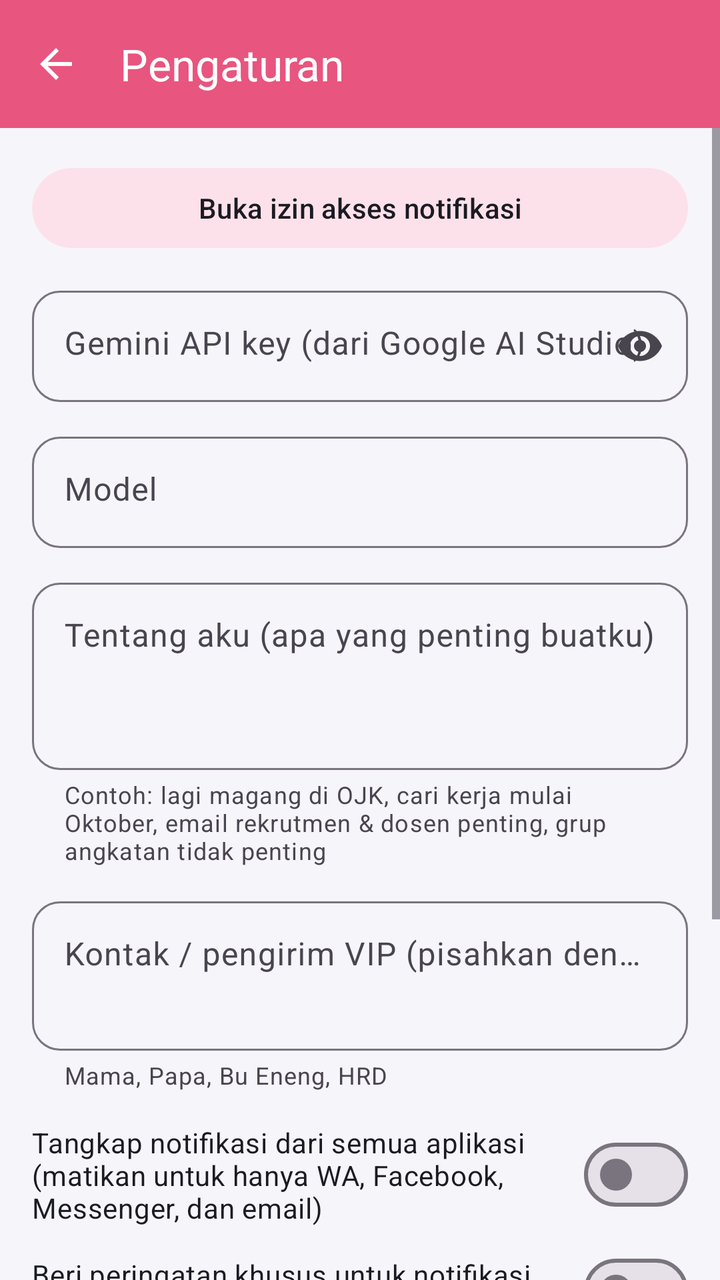
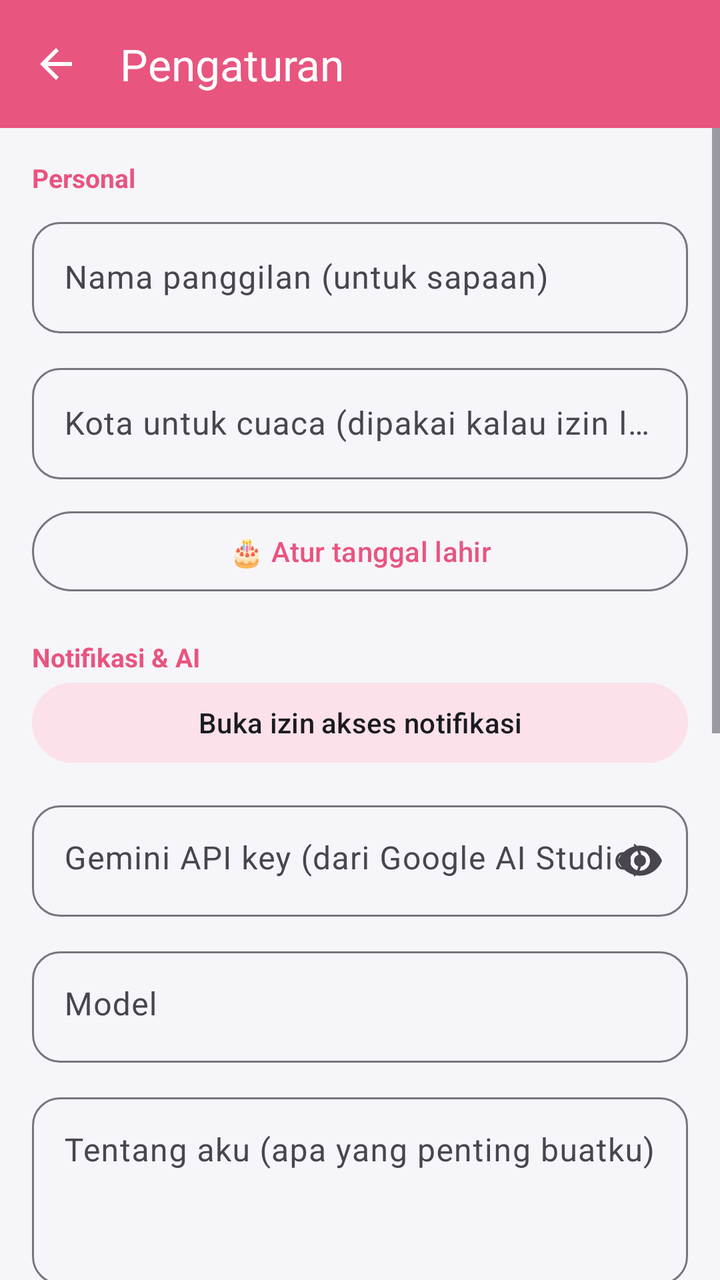

The first picture is an Android layout as it rendered before a commit; the second is the same layout after the commit. The layout source and the unified diff follow.
<!-- AndroidManifest.xml: application theme Theme.NotifHub -->
<!-- res/layout/activity_settings.xml -->
<?xml version="1.0" encoding="utf-8"?>
<LinearLayout xmlns:android="http://schemas.android.com/apk/res/android"
    xmlns:app="http://schemas.android.com/apk/res-auto"
    android:layout_width="match_parent"
    android:layout_height="match_parent"
    android:background="@color/bg"
    android:orientation="vertical">

    <com.google.android.material.appbar.MaterialToolbar
        android:id="@+id/toolbar"
        android:layout_width="match_parent"
        android:layout_height="?attr/actionBarSize"
        android:background="@color/header_start"
        app:navigationIcon="@drawable/ic_back"
        app:title="Pengaturan"
        app:titleTextColor="#FFFFFF" />

    <ScrollView
        android:layout_width="match_parent"
        android:layout_height="match_parent">

    <LinearLayout
        android:layout_width="match_parent"
        android:layout_height="wrap_content"
        android:orientation="vertical"
        android:padding="16dp">

        <com.google.android.material.button.MaterialButton
            android:id="@+id/btn_access"
            style="@style/Widget.Material3.Button.TonalButton"
            android:layout_width="match_parent"
            android:layout_height="wrap_content"
            android:text="Buka izin akses notifikasi" />

        <com.google.android.material.textfield.TextInputLayout
            style="@style/Widget.Material3.TextInputLayout.OutlinedBox"
            android:layout_width="match_parent"
            android:layout_height="wrap_content"
            android:layout_marginTop="12dp"
            android:hint="Gemini API key (dari Google AI Studio)"
            app:boxCornerRadiusBottomEnd="14dp"
            app:boxCornerRadiusBottomStart="14dp"
            app:boxCornerRadiusTopEnd="14dp"
            app:boxCornerRadiusTopStart="14dp"
            app:endIconMode="password_toggle">

            <com.google.android.material.textfield.TextInputEditText
                android:id="@+id/api_key"
                android:layout_width="match_parent"
                android:layout_height="wrap_content"
                android:gravity="top"
                android:importantForAutofill="no"
                android:inputType="textPassword"
                android:minLines="1" />
        </com.google.android.material.textfield.TextInputLayout>

        <com.google.android.material.textfield.TextInputLayout
            style="@style/Widget.Material3.TextInputLayout.OutlinedBox"
            android:layout_width="match_parent"
            android:layout_height="wrap_content"
            android:layout_marginTop="12dp"
            android:hint="Model"
            app:boxCornerRadiusBottomEnd="14dp"
            app:boxCornerRadiusBottomStart="14dp"
            app:boxCornerRadiusTopEnd="14dp"
            app:boxCornerRadiusTopStart="14dp">

            <com.google.android.material.textfield.TextInputEditText
                android:id="@+id/model"
                android:layout_width="match_parent"
                android:layout_height="wrap_content"
                android:gravity="top"
                android:importantForAutofill="no"
                android:inputType="text"
                android:minLines="1" />
        </com.google.android.material.textfield.TextInputLayout>

        <com.google.android.material.textfield.TextInputLayout
            style="@style/Widget.Material3.TextInputLayout.OutlinedBox"
            android:layout_width="match_parent"
            android:layout_height="wrap_content"
            android:layout_marginTop="12dp"
            android:hint="Tentang aku (apa yang penting buatku)"
            app:boxCornerRadiusBottomEnd="14dp"
            app:boxCornerRadiusBottomStart="14dp"
            app:boxCornerRadiusTopEnd="14dp"
            app:boxCornerRadiusTopStart="14dp"
            app:helperText="Contoh: lagi magang di OJK, cari kerja mulai Oktober, email rekrutmen &amp; dosen penting, grup angkatan tidak penting">

            <com.google.android.material.textfield.TextInputEditText
                android:id="@+id/about"
                android:layout_width="match_parent"
                android:layout_height="wrap_content"
                android:gravity="top"
                android:importantForAutofill="no"
                android:inputType="textMultiLine|textCapSentences"
                android:minLines="3" />
        </com.google.android.material.textfield.TextInputLayout>

        <com.google.android.material.textfield.TextInputLayout
            style="@style/Widget.Material3.TextInputLayout.OutlinedBox"
            android:layout_width="match_parent"
            android:layout_height="wrap_content"
            android:layout_marginTop="12dp"
            android:hint="Kontak / pengirim VIP (pisahkan dengan koma)"
            app:boxCornerRadiusBottomEnd="14dp"
            app:boxCornerRadiusBottomStart="14dp"
            app:boxCornerRadiusTopEnd="14dp"
            app:boxCornerRadiusTopStart="14dp"
            app:helperText="Mama, Papa, Bu Eneng, HRD">

            <com.google.android.material.textfield.TextInputEditText
                android:id="@+id/vip"
                android:layout_width="match_parent"
                android:layout_height="wrap_content"
                android:gravity="top"
                android:importantForAutofill="no"
                android:inputType="textMultiLine"
                android:minLines="2" />
        </com.google.android.material.textfield.TextInputLayout>

        <com.google.android.material.materialswitch.MaterialSwitch
            android:id="@+id/sw_all"
            android:layout_width="match_parent"
            android:layout_height="wrap_content"
            android:layout_marginTop="16dp"
            android:text="Tangkap notifikasi dari semua aplikasi (matikan untuk hanya WA, Facebook, Messenger, dan email)"
            android:textColor="@color/text_primary" />

        <com.google.android.material.materialswitch.MaterialSwitch
            android:id="@+id/sw_alert"
            android:layout_width="match_parent"
            android:layout_height="wrap_content"
            android:layout_marginTop="8dp"
            android:text="Beri peringatan khusus untuk notifikasi URGENT"
            android:textColor="@color/text_primary" />

        <com.google.android.material.button.MaterialButton
            android:id="@+id/btn_save"
            android:layout_width="match_parent"
            android:layout_height="wrap_content"
            android:layout_marginTop="20dp"
            android:text="Simpan" />

        <com.google.android.material.button.MaterialButton
            android:id="@+id/btn_test"
            style="@style/Widget.Material3.Button.OutlinedButton"
            android:layout_width="match_parent"
            android:layout_height="wrap_content"
            android:text="Tes koneksi Gemini" />

        <TextView
            android:id="@+id/status"
            android:layout_width="match_parent"
            android:layout_height="wrap_content"
            android:layout_marginTop="8dp"
            android:textColor="@color/text_primary"
            android:textIsSelectable="true" />

        <TextView
            android:layout_width="match_parent"
            android:layout_height="wrap_content"
            android:layout_marginTop="16dp"
            android:text="Catatan privasi: isi notifikasi (termasuk kode OTP) dikirim ke Google Gemini untuk dipilah. Tanpa API key, aplikasi memakai aturan kata kunci sederhana dan tidak mengirim apa pun."
            android:textColor="@color/text_secondary"
            android:textSize="12sp" />
    </LinearLayout>
    </ScrollView>
</LinearLayout>
<!-- resources referenced by this layout -->
<resources>
  <color name="bg">#F6F5FA</color>
  <color name="header_start">#E8557F</color>
  <color name="text_primary">#1B1B22</color>
  <color name="text_secondary">#6B6B78</color>
  <!-- drawable ic_back (drawable) -->
  <?xml version="1.0" encoding="utf-8"?>
  <vector xmlns:android="http://schemas.android.com/apk/res/android"
      android:width="24dp"
      android:height="24dp"
      android:viewportWidth="24"
      android:viewportHeight="24">
      <path
          android:fillColor="#FFFFFFFF"
          android:pathData="M20,11H7.83l5.59,-5.59L12,4l-8,8 8,8 1.41,-1.41L7.83,13H20v-2z" />
  </vector>
  <style name="Theme.NotifHub" parent="Theme.Material3.DayNight.NoActionBar">
          <item name="colorPrimary">@color/accent</item>
          <item name="colorOnPrimary">#FFFFFF</item>
          <item name="colorSecondaryContainer">@color/chip_selected</item>
          <item name="colorOnSecondaryContainer">@color/text_primary</item>
          <item name="android:colorBackground">@color/bg</item>
          <item name="colorSurface">@color/surface</item>
          <item name="android:statusBarColor">@color/header_start</item>
          <item name="android:navigationBarColor">@color/bg</item>
          <item name="android:windowLightStatusBar">false</item>
          <item name="android:windowAnimationStyle">@style/Anim.NotifHub</item>
      </style>
  <color name="accent">#E8557F</color>
  <color name="chip_selected">#FCE1EA</color>
  <color name="surface">#FFFFFF</color>
  <style name="Anim.NotifHub" parent="@android:style/Animation.Activity">
          <item name="android:activityOpenEnterAnimation">@anim/slide_in_right</item>
          <item name="android:activityOpenExitAnimation">@anim/hold_dim</item>
          <item name="android:activityCloseEnterAnimation">@anim/hold_undim</item>
          <item name="android:activityCloseExitAnimation">@anim/slide_out_right</item>
      </style>
</resources>

<!-- the commit's change to res/layout/activity_settings.xml (unified diff, before → after) -->
@@ -25,6 +25,69 @@
         android:orientation="vertical"
         android:padding="16dp">
 
+        <TextView
+            android:layout_width="match_parent"
+            android:layout_height="wrap_content"
+            android:text="Personal"
+            android:textColor="@color/accent"
+            android:textSize="13sp"
+            android:textStyle="bold" />
+
+        <com.google.android.material.textfield.TextInputLayout
+            style="@style/Widget.Material3.TextInputLayout.OutlinedBox"
+            android:layout_width="match_parent"
+            android:layout_height="wrap_content"
+            android:layout_marginTop="8dp"
+            android:hint="Nama panggilan (untuk sapaan)"
+            app:boxCornerRadiusBottomEnd="14dp"
+            app:boxCornerRadiusBottomStart="14dp"
+            app:boxCornerRadiusTopEnd="14dp"
+            app:boxCornerRadiusTopStart="14dp">
+
+            <com.google.android.material.textfield.TextInputEditText
+                android:id="@+id/nickname"
+                android:layout_width="match_parent"
+                android:layout_height="wrap_content"
+                android:importantForAutofill="no"
+                android:inputType="textPersonName|textCapWords" />
+        </com.google.android.material.textfield.TextInputLayout>
+
+        <com.google.android.material.textfield.TextInputLayout
+            style="@style/Widget.Material3.TextInputLayout.OutlinedBox"
+            android:layout_width="match_parent"
+            android:layout_height="wrap_content"
+            android:layout_marginTop="12dp"
+            android:hint="Kota untuk cuaca (dipakai kalau izin lokasi mati)"
+            app:boxCornerRadiusBottomEnd="14dp"
+            app:boxCornerRadiusBottomStart="14dp"
+            app:boxCornerRadiusTopEnd="14dp"
+            app:boxCornerRadiusTopStart="14dp">
+
+            <com.google.android.material.textfield.TextInputEditText
+                android:id="@+id/city"
+                android:layout_width="match_parent"
+                android:layout_height="wrap_content"
+                android:importantForAutofill="no"
+                android:inputType="textCapWords" />
+        </com.google.android.material.textfield.TextInputLayout>
+
+        <com.google.android.material.button.MaterialButton
+            android:id="@+id/btn_birthday"
+            style="@style/Widget.Material3.Button.OutlinedButton"
+            android:layout_width="match_parent"
+            android:layout_height="wrap_content"
+            android:layout_marginTop="12dp"
+            android:text="🎂 Atur tanggal lahir" />
+
+        <TextView
+            android:layout_width="match_parent"
+            android:layout_height="wrap_content"
+            android:layout_marginTop="20dp"
+            android:text="Notifikasi &amp; AI"
+            android:textColor="@color/accent"
+            android:textSize="13sp"
+            android:textStyle="bold" />
+
         <com.google.android.material.button.MaterialButton
             android:id="@+id/btn_access"
             style="@style/Widget.Material3.Button.TonalButton"
